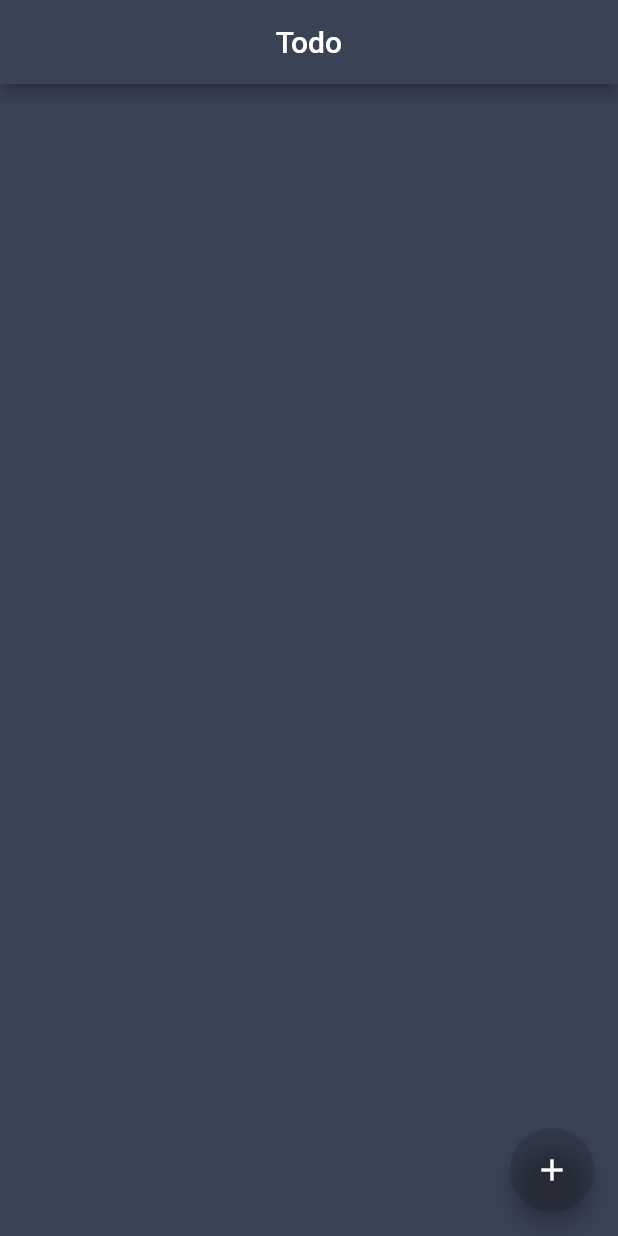
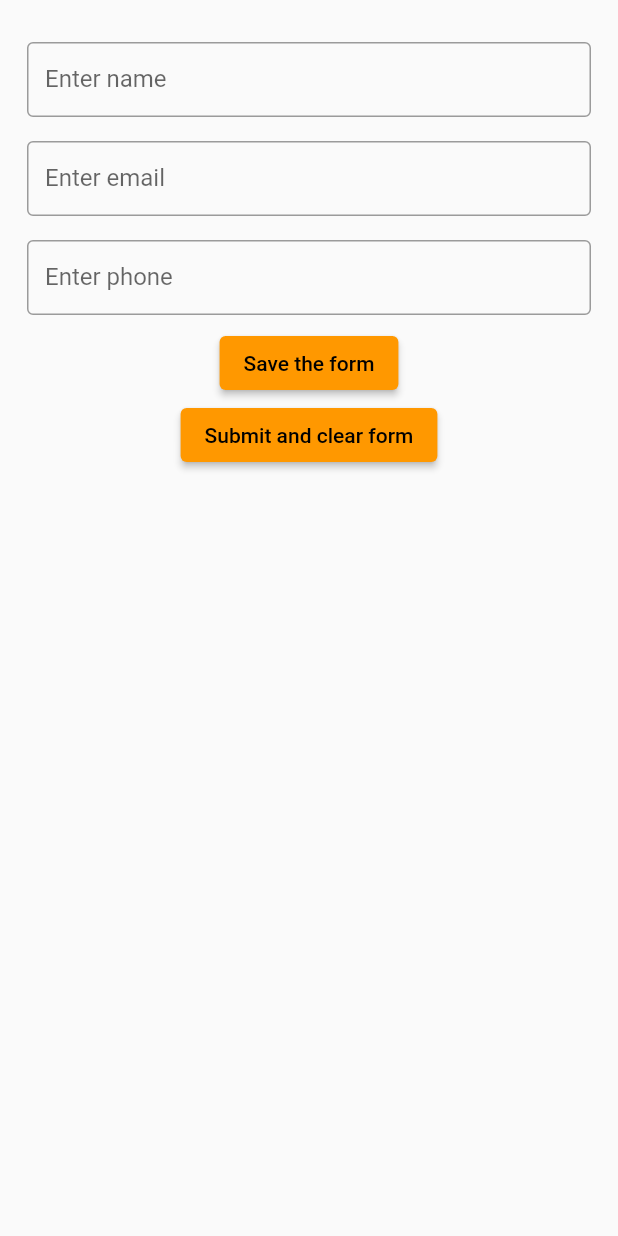
Before and after one commit to RRKawchar/shared_preference_app, a Flutter app: the screen it shows after launch, on a phone screen of 412 x 824 dp. Run offline on Flutter 3.47's test engine with Material 2 defaults, Android fonts, the phone set to English and light mode, and no system bars; our stand-ins replace shared_preferences.

Commit message:
data store local storage by shared preference name,email,phoine

```diff
--- a/lib/main.dart
+++ b/lib/main.dart
@@ -1,6 +1,5 @@
 import 'package:flutter/material.dart';
-import 'package:shared_preference_app/practice1/practice1_screen.dart';
-import 'package:shared_preference_app/todo_app/views/home_page.dart';
+import 'package:shared_preference_app/shared_pre_demo1/views/demo1_home_screen.dart';
 import 'package:shared_preference_app/todo_project/screens/home_screen.dart';
 
 void main(){
@@ -17,7 +16,7 @@ class MyApp extends StatelessWidget{
       ),
       debugShowCheckedModeBanner: false,
 
-      home: HomeScreen(),
+      home: Demo1HomeScreen(),
     );
   }
 }
--- /dev/null
+++ b/lib/shared_pre_demo1/model/user.dart
@@ -0,0 +1,24 @@
+class User{
+
+
+  String? name;
+  String? email;
+  String? phone;
+
+  User({this.name,this.email,this.phone});
+
+  User.fromJson(Map<String,dynamic> json):
+      name=json['name'],
+      email=json['email'],
+     phone=json['phone'];
+
+
+  Map<String,dynamic> toJson()=>{
+
+    'name':name,
+    'email':email,
+     'phone':phone
+
+
+  };
+}
--- /dev/null
+++ b/lib/shared_pre_demo1/views/demo1_home_screen.dart
@@ -0,0 +1,133 @@
+import 'dart:convert';
+
+import 'package:flutter/material.dart';
+import 'package:shared_preference_app/global/global.dart';
+import 'package:shared_preference_app/shared_pre_demo1/model/user.dart';
+import 'package:shared_preferences/shared_preferences.dart';
+
+class Demo1HomeScreen extends StatefulWidget {
+  const Demo1HomeScreen({Key? key}) : super(key: key);
+
+  @override
+  State<Demo1HomeScreen> createState() => _Demo1HomeScreenState();
+}
+
+class _Demo1HomeScreenState extends State<Demo1HomeScreen> {
+
+
+  final TextEditingController nameController=TextEditingController();
+  final TextEditingController emailController=TextEditingController();
+  final TextEditingController phoneController=TextEditingController();
+
+  @override
+  void initState() {
+    initialGetSaveData();
+    super.initState();
+  }
+
+  void initialGetSaveData()async{
+    pref=await SharedPreferences.getInstance();
+
+    Map<String,dynamic> jsonDetails=jsonDecode(pref!.getString('userData')!);
+
+    User user=User.fromJson(jsonDetails);
+
+    if(jsonDetails.isNotEmpty){
+
+      nameController.value=TextEditingValue(text: user.name!);
+      emailController.value=TextEditingValue(text: user.email!);
+      phoneController.value=TextEditingValue(text: user.phone!);
+    }
+  }
+
+  void storeData(){
+
+    User users=User(
+      name: nameController.text,
+      email: emailController.text,
+      phone: phoneController.text
+    );
+
+    String userData=jsonEncode(users);
+
+    print(userData);
+    pref!.setString('userData', userData);
+  }
+
+  @override
+  Widget build(BuildContext context) {
+    return Scaffold(
+      body: SafeArea(
+        child: SingleChildScrollView(
+          child: Center(
+            child: Padding(
+              padding: const EdgeInsets.symmetric(horizontal: 10,vertical: 20),
+              child: Column(
+                mainAxisAlignment: MainAxisAlignment.center,
+                children: [
+                 Padding(
+                   padding: const EdgeInsets.all(8.0),
+                   child: Container(
+                     height: 50,
+                     child: TextField(
+                       controller: nameController,
+                       decoration:const InputDecoration(
+                         border: OutlineInputBorder(),
+                         labelText: "Enter name"
+                       ),
+                     ),
+                   ),
+                 ),
+                  Padding(
+                    padding: const EdgeInsets.all(8.0),
+                    child: Container(
+                      height: 50,
+                      child: TextField(
+                        controller: emailController,
+                        decoration:const InputDecoration(
+                            border: OutlineInputBorder(),
+                            labelText: "Enter email"
+                        ),
+                      ),
+                    ),
+                  ),
+                  Padding(
+                    padding: const EdgeInsets.all(8.0),
+                    child: Container(
+                      height: 50,
+                      child:TextField(
+                        controller: phoneController,
+                        decoration:const InputDecoration(
+                            border: OutlineInputBorder(),
+                            labelText: "Enter phone"
+                        ),
+                      ),
+                    ),
+                  ),
+
+                  ElevatedButton(onPressed: (){
+
+                    print(nameController.text);
+                    print(emailController.text);
+                    print(phoneController.text);
+
+                    storeData();
+
+                  }, child:const Text("Save the form")),
+                  ElevatedButton(onPressed: (){
+                    pref!.remove('userData');
+                    nameController.value=const TextEditingValue(text: "");
+                    emailController.value=const TextEditingValue(text: "");
+                    phoneController.value=const TextEditingValue(text: "");
+
+                  }, child:const Text("Submit and clear form")),
+
+                ],
+              ),
+            ),
+          ),
+        ),
+      ),
+    );
+  }
+}
--- a/lib/todo_project/screens/home_screen.dart
+++ b/lib/todo_project/screens/home_screen.dart
@@ -2,8 +2,8 @@ import 'dart:convert';
 import 'dart:math';
 
 import 'package:flutter/material.dart';
+import 'package:shared_preference_app/global/global.dart';
 import 'package:shared_preference_app/todo_project/constants/app_colors.dart';
-import 'package:shared_preference_app/todo_project/global/global.dart';
 import 'package:shared_preference_app/todo_project/model/todo.dart';
 import 'package:shared_preference_app/todo_project/screens/todo_view.dart';
 import 'package:shared_preferences/shared_preferences.dart';
```
Also changed, not shown: lib/global/global.dart (renamed from lib/todo_project/global/global.dart).
